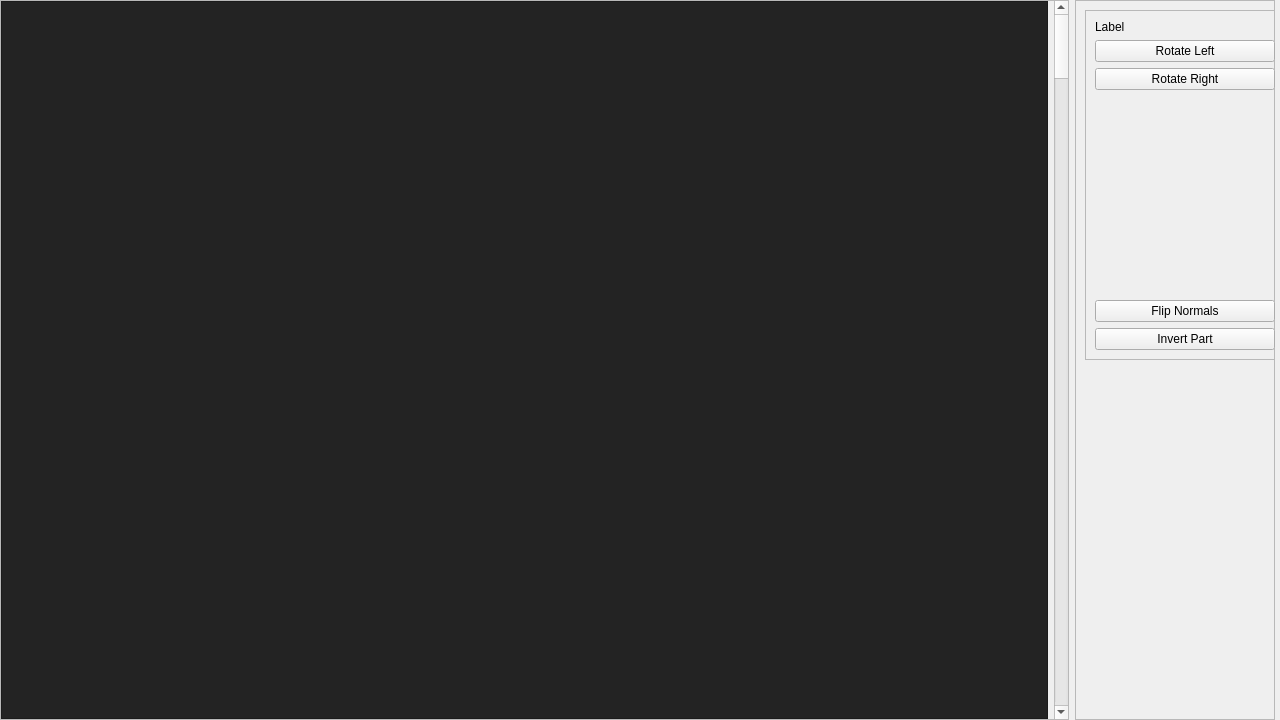
The window that ddtt/meshbrowser/meshbrowser.ui (ialhashim/ddtt-dev) describes before a commit, drawn with Qt 5.
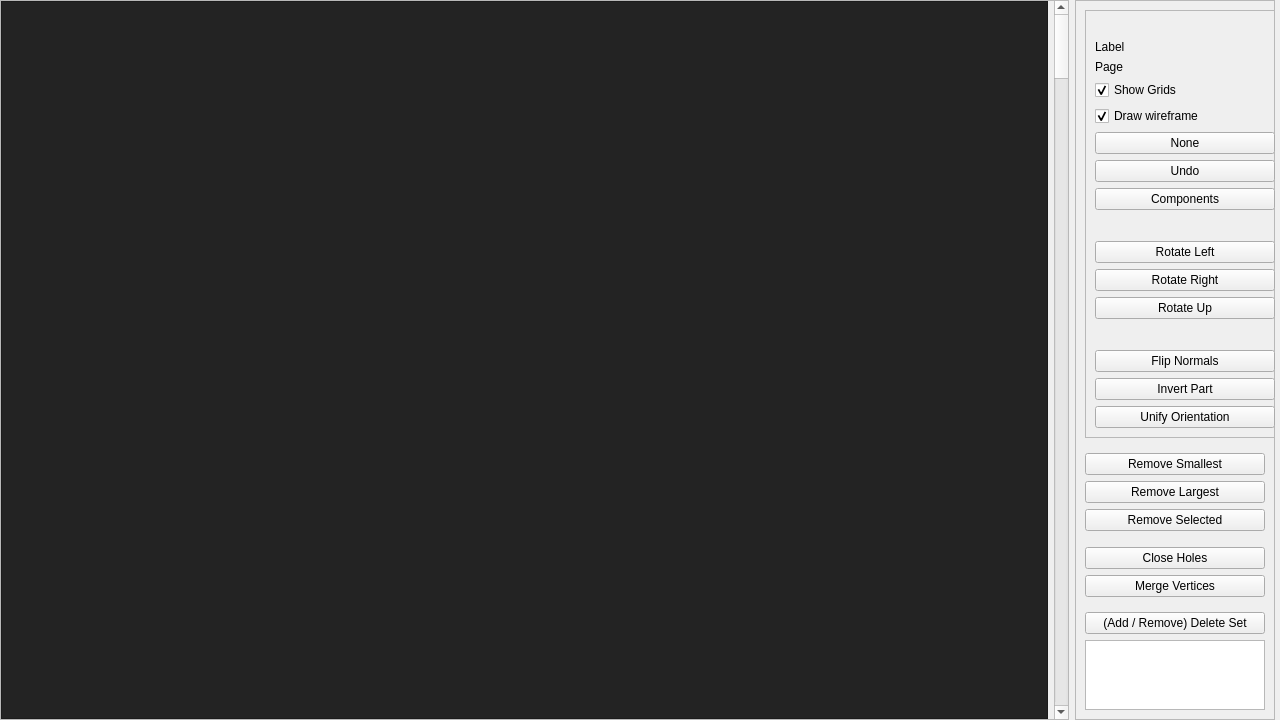
The same window after the commit.

Commit message: More tools for MeshBrowser

Diff of the .ui file:
```diff
--- a/ddtt/meshbrowser/meshbrowser.ui
+++ b/ddtt/meshbrowser/meshbrowser.ui
@@ -106,6 +106,90 @@
       <enum>QFrame::Raised</enum>
      </property>
      <layout class="QGridLayout" name="gridLayout_3">
+      <item row="3" column="0">
+       <widget class="QPushButton" name="removeLargest">
+        <property name="text">
+         <string>Remove Largest</string>
+        </property>
+       </widget>
+      </item>
+      <item row="8" column="0">
+       <spacer name="verticalSpacer_5">
+        <property name="orientation">
+         <enum>Qt::Vertical</enum>
+        </property>
+        <property name="sizeHint" stdset="0">
+         <size>
+          <width>20</width>
+          <height>40</height>
+         </size>
+        </property>
+       </spacer>
+      </item>
+      <item row="1" column="0">
+       <spacer name="verticalSpacer">
+        <property name="orientation">
+         <enum>Qt::Vertical</enum>
+        </property>
+        <property name="sizeHint" stdset="0">
+         <size>
+          <width>20</width>
+          <height>40</height>
+         </size>
+        </property>
+       </spacer>
+      </item>
+      <item row="9" column="0">
+       <widget class="QPushButton" name="addDelete">
+        <property name="text">
+         <string>(Add / Remove) Delete Set</string>
+        </property>
+       </widget>
+      </item>
+      <item row="2" column="0">
+       <widget class="QPushButton" name="removeSmallest">
+        <property name="text">
+         <string>Remove Smallest</string>
+        </property>
+       </widget>
+      </item>
+      <item row="5" column="0">
+       <spacer name="verticalSpacer_4">
+        <property name="orientation">
+         <enum>Qt::Vertical</enum>
+        </property>
+        <property name="sizeHint" stdset="0">
+         <size>
+          <width>20</width>
+          <height>40</height>
+         </size>
+        </property>
+       </spacer>
+      </item>
+      <item row="4" column="0">
+       <widget class="QPushButton" name="removeSelected">
+        <property name="text">
+         <string>Remove Selected</string>
+        </property>
+       </widget>
+      </item>
+      <item row="6" column="0">
+       <widget class="QPushButton" name="closeHoles">
+        <property name="text">
+         <string>Close Holes</string>
+        </property>
+       </widget>
+      </item>
+      <item row="10" column="0">
+       <widget class="QListWidget" name="deleteList">
+        <property name="maximumSize">
+         <size>
+          <width>16777215</width>
+          <height>100</height>
+         </size>
+        </property>
+       </widget>
+      </item>
       <item row="0" column="0">
        <widget class="QFrame" name="labelsFrame">
         <property name="minimumSize">
@@ -127,69 +211,145 @@
          <enum>QFrame::Raised</enum>
         </property>
         <layout class="QGridLayout" name="gridLayout_4">
-         <item row="1" column="0">
+         <item row="5" column="0">
+          <widget class="QPushButton" name="noneButton">
+           <property name="text">
+            <string>None</string>
+           </property>
+          </widget>
+         </item>
+         <item row="12" column="0">
+          <spacer name="verticalSpacer_2">
+           <property name="orientation">
+            <enum>Qt::Vertical</enum>
+           </property>
+           <property name="sizeHint" stdset="0">
+            <size>
+             <width>20</width>
+             <height>40</height>
+            </size>
+           </property>
+          </spacer>
+         </item>
+         <item row="11" column="0">
+          <widget class="QPushButton" name="rotateUp">
+           <property name="text">
+            <string>Rotate Up</string>
+           </property>
+          </widget>
+         </item>
+         <item row="0" column="0">
+          <widget class="QLabel" name="selectedMesh">
+           <property name="text">
+            <string/>
+           </property>
+          </widget>
+         </item>
+         <item row="9" column="0">
           <widget class="QPushButton" name="rotateLeft">
            <property name="text">
             <string>Rotate Left</string>
            </property>
           </widget>
          </item>
-         <item row="2" column="0">
+         <item row="10" column="0">
           <widget class="QPushButton" name="rotateRight">
            <property name="text">
             <string>Rotate Right</string>
            </property>
           </widget>
          </item>
+         <item row="3" column="0">
+          <widget class="QCheckBox" name="showGrids">
+           <property name="text">
+            <string>Show Grids</string>
+           </property>
+           <property name="checked">
+            <bool>true</bool>
+           </property>
+          </widget>
+         </item>
+         <item row="2" column="0">
+          <widget class="QLabel" name="curPage">
+           <property name="text">
+            <string>Page</string>
+           </property>
+          </widget>
+         </item>
+         <item row="15" column="0">
+          <widget class="QPushButton" name="unifyOrientation">
+           <property name="text">
+            <string>Unify Orientation</string>
+           </property>
+          </widget>
+         </item>
          <item row="4" column="0">
+          <widget class="QCheckBox" name="drawWireframe">
+           <property name="text">
+            <string>Draw wireframe</string>
+           </property>
+           <property name="checked">
+            <bool>true</bool>
+           </property>
+          </widget>
+         </item>
+         <item row="13" column="0">
           <widget class="QPushButton" name="flipNormals">
            <property name="text">
             <string>Flip Normals</string>
            </property>
           </widget>
          </item>
-         <item row="3" column="0">
-          <spacer name="verticalSpacer_2">
-           <property name="orientation">
-            <enum>Qt::Vertical</enum>
-           </property>
-           <property name="sizeHint" stdset="0">
-            <size>
-             <width>20</width>
-             <height>40</height>
-            </size>
-           </property>
-          </spacer>
-         </item>
-         <item row="0" column="0">
+         <item row="1" column="0">
           <widget class="QLabel" name="curLabel">
            <property name="text">
             <string>Label</string>
            </property>
           </widget>
          </item>
-         <item row="5" column="0">
+         <item row="8" column="0">
+          <spacer name="verticalSpacer_3">
+           <property name="orientation">
+            <enum>Qt::Vertical</enum>
+           </property>
+           <property name="sizeHint" stdset="0">
+            <size>
+             <width>20</width>
+             <height>40</height>
+            </size>
+           </property>
+          </spacer>
+         </item>
+         <item row="14" column="0">
           <widget class="QPushButton" name="invertPart">
            <property name="text">
             <string>Invert Part</string>
            </property>
           </widget>
          </item>
+         <item row="6" column="0">
+          <widget class="QPushButton" name="undoButton">
+           <property name="text">
+            <string>Undo</string>
+           </property>
+          </widget>
+         </item>
+         <item row="7" column="0">
+          <widget class="QPushButton" name="componentsButton">
+           <property name="text">
+            <string>Components</string>
+           </property>
+          </widget>
+         </item>
         </layout>
        </widget>
       </item>
-      <item row="1" column="0">
-       <spacer name="verticalSpacer">
-        <property name="orientation">
-         <enum>Qt::Vertical</enum>
+      <item row="7" column="0">
+       <widget class="QPushButton" name="mergeVertices">
+        <property name="text">
+         <string>Merge Vertices</string>
         </property>
-        <property name="sizeHint" stdset="0">
-         <size>
-          <width>20</width>
-          <height>40</height>
-         </size>
-        </property>
-       </spacer>
+       </widget>
       </item>
      </layout>
     </widget>
```
The commit also changes 5 other files.
